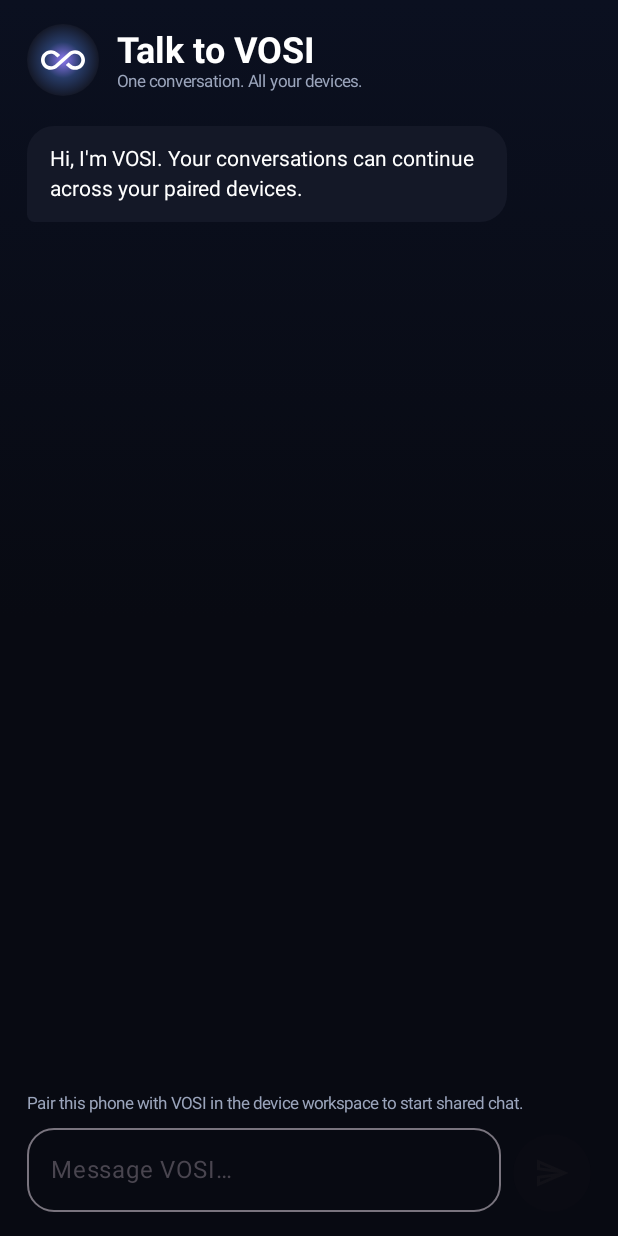
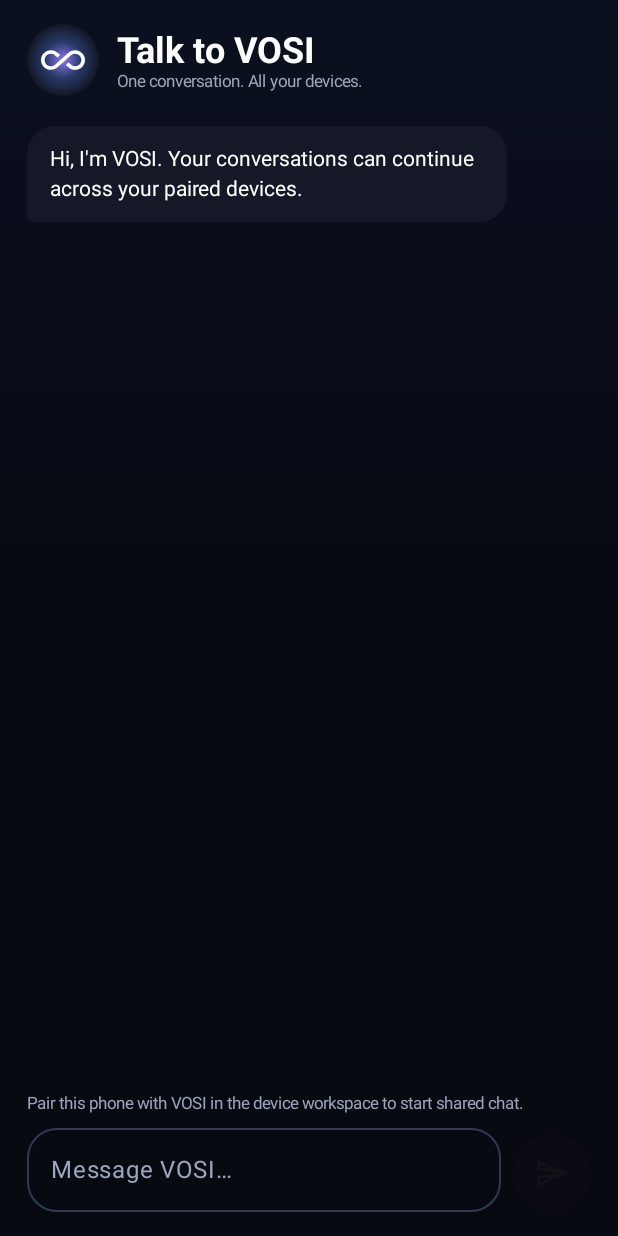
Before and after one commit to pk9966829-web/Screen-ai, an Android app built with Jetpack Compose: the composable SharedCompanionChatScreen shown on its own in the app's theme, on a phone screen of 412 x 824 dp. Run offline under Robolectric (Android 15) with nearby library versions, the phone set to English and light mode, and no system bars; pictures from the network do not load.

Commit message:
Polish futuristic VOSI chat composer styling

```diff
--- a/android/app/src/main/java/com/vosi/companion/SharedCompanionChatScreen.kt
+++ b/android/app/src/main/java/com/vosi/companion/SharedCompanionChatScreen.kt
@@ -158,7 +158,16 @@ fun SharedCompanionChatScreen() {
                 placeholder = { Text("Message VOSI…") },
                 enabled = !busy,
                 maxLines = 4,
-                shape = RoundedCornerShape(18.dp)
+                shape = RoundedCornerShape(20.dp),
+                colors = OutlinedTextFieldDefaults.colors(
+                    focusedBorderColor = ChatAccent,
+                    unfocusedBorderColor = Color(0xFF303A54),
+                    focusedTextColor = Color.White,
+                    unfocusedTextColor = Color.White,
+                    cursorColor = ChatAccent,
+                    focusedPlaceholderColor = ChatMuted,
+                    unfocusedPlaceholderColor = ChatMuted
+                )
             )
             FilledIconButton(
                 onClick = {
@@ -206,7 +215,11 @@ fun SharedCompanionChatScreen() {
                     }
                 },
                 enabled = !busy && draft.isNotBlank(),
-                modifier = Modifier.size(52.dp)
+                modifier = Modifier.size(52.dp),
+                colors = IconButtonDefaults.filledIconButtonColors(
+                    containerColor = ChatAccent,
+                    contentColor = ChatInk
+                )
             ) {
                 if (busy) {
                     CircularProgressIndicator(Modifier.size(20.dp), strokeWidth = 2.dp)
```
